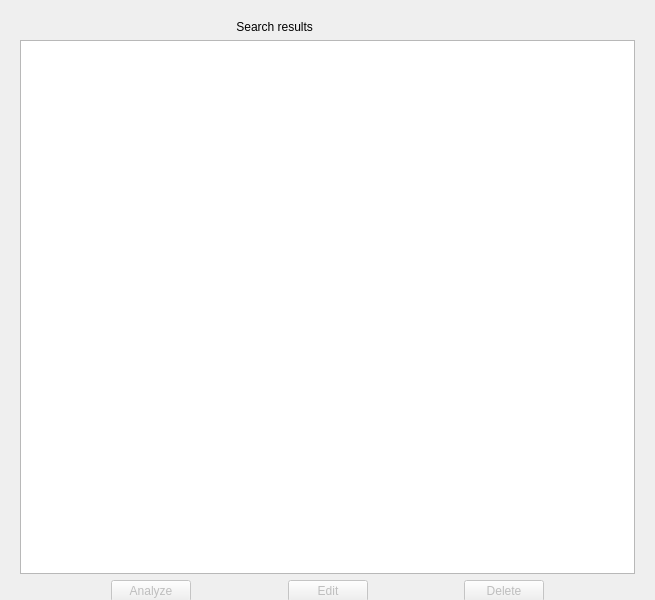
Old version of the form VLNvika3/searchresults.ui in the repository Gylfian/VLN-vika-3.
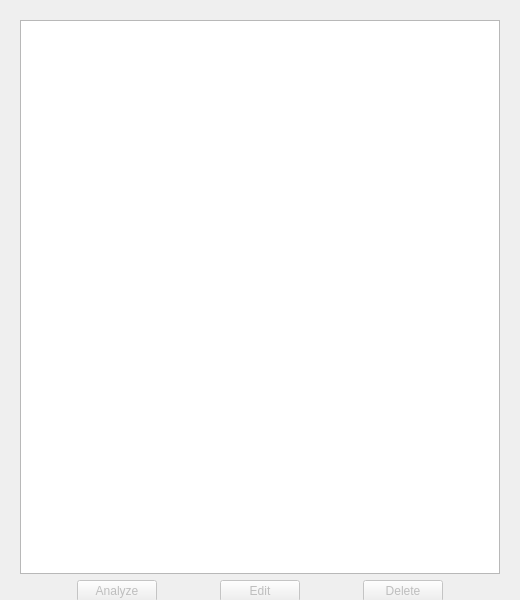
New version of the form. The open tabs and pages were chosen to show the change.

Commit message: window size fixing

Diff of the .ui file:
```diff
--- a/VLNvika3/searchresults.ui
+++ b/VLNvika3/searchresults.ui
@@ -6,20 +6,20 @@
    <rect>
     <x>0</x>
     <y>0</y>
-    <width>655</width>
+    <width>520</width>
     <height>600</height>
    </rect>
   </property>
   <property name="minimumSize">
    <size>
-    <width>600</width>
+    <width>520</width>
     <height>600</height>
    </size>
   </property>
   <property name="maximumSize">
    <size>
-    <width>1000</width>
-    <height>2000</height>
+    <width>520</width>
+    <height>622</height>
    </size>
   </property>
   <property name="windowTitle">
@@ -139,13 +139,6 @@
      </widget>
      <widget class="QWidget" name="page_2">
       <layout class="QVBoxLayout" name="verticalLayout_3">
-       <item>
-        <widget class="QLabel" name="label_2">
-         <property name="text">
-          <string>                                                                 Search results</string>
-         </property>
-        </widget>
-       </item>
        <item>
         <widget class="QTableWidget" name="computerList"/>
        </item>
```
Left out of the diff: 9 changed lines with no effect on the pictures. The commit also changes 2 other files.
